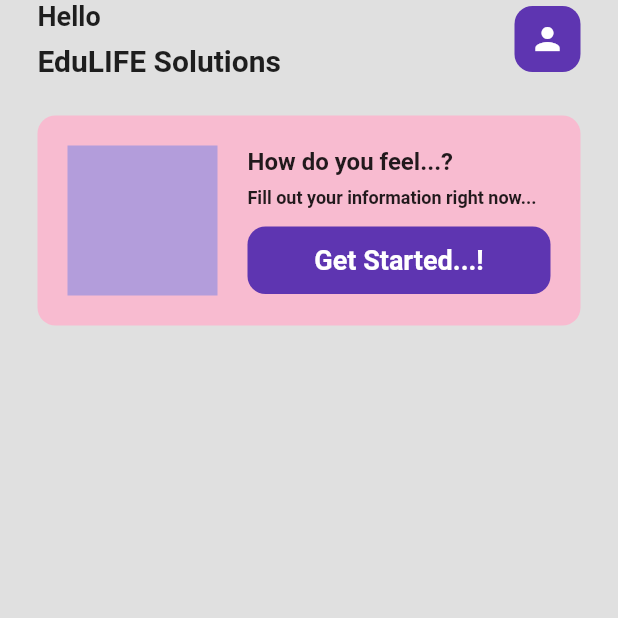
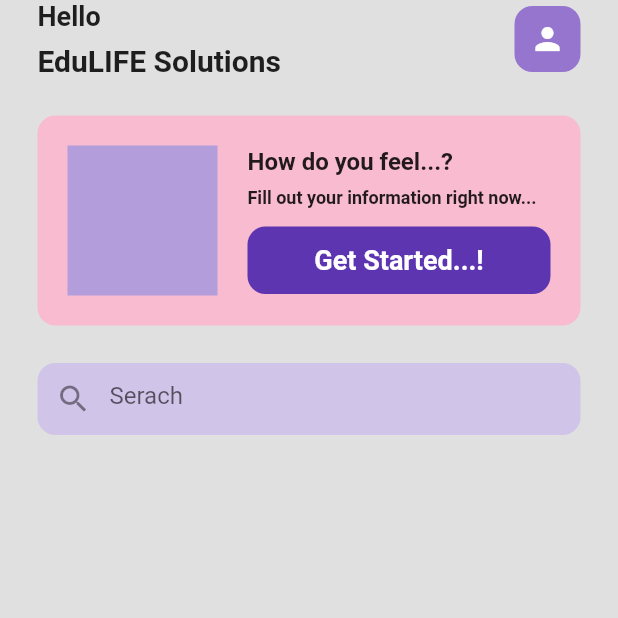
Before and after one commit to Kasunm12/flutter-docter-app-ui, a Flutter app: the screen it shows after launch, on a phone screen of 412 x 824 dp, the top half of it. Run offline on Flutter 3.47's test engine with Material 2 defaults, Android fonts, the phone set to English and light mode, and no system bars.

Commit message:
create the search option function

```diff
--- a/lib/main.dart
+++ b/lib/main.dart
@@ -14,6 +14,7 @@
     return MaterialApp(
       debugShowCheckedModeBanner: false,
       home: HomePage(),
+       theme: ThemeData(primarySwatch: Colors.deepPurple),
 
     );
   }
--- a/lib/pages/home_page.dart
+++ b/lib/pages/home_page.dart
@@ -54,7 +54,7 @@
                 Container(
                   padding: EdgeInsets.all(10),
                   decoration: BoxDecoration(
-                    color: Colors.deepPurple[600],
+                    color: Colors.deepPurple[300],
                     borderRadius: BorderRadius.circular(12)
                   ),
                   child: Icon(
@@ -138,7 +138,32 @@
               ]),
             ),
           ),
+
+          //=====================================================================================================
           //search bar
+
+          SizedBox(height: 25),
+
+
+            Padding(
+              padding: const EdgeInsets.symmetric(horizontal: 25.0),
+              child: Container(
+                // padding: EdgeInsets.all(8),
+                decoration: BoxDecoration(
+                  color: Colors.deepPurple[100],
+                  borderRadius: BorderRadius.circular(12),
+                  ),
+                child: TextField(
+                  decoration: InputDecoration(
+                    prefixIcon: Icon(Icons.search),
+                    // prefixIconColor: Colors.red,
+                    // theme: ThemeData(primarySwatch: Colors.red),
+                    border: InputBorder.none,
+                    hintText: "Serach",
+                  ),
+                ),
+              ),
+            ),
           //horizontal listview -> categories
           //vertical partner list
         ],
```
